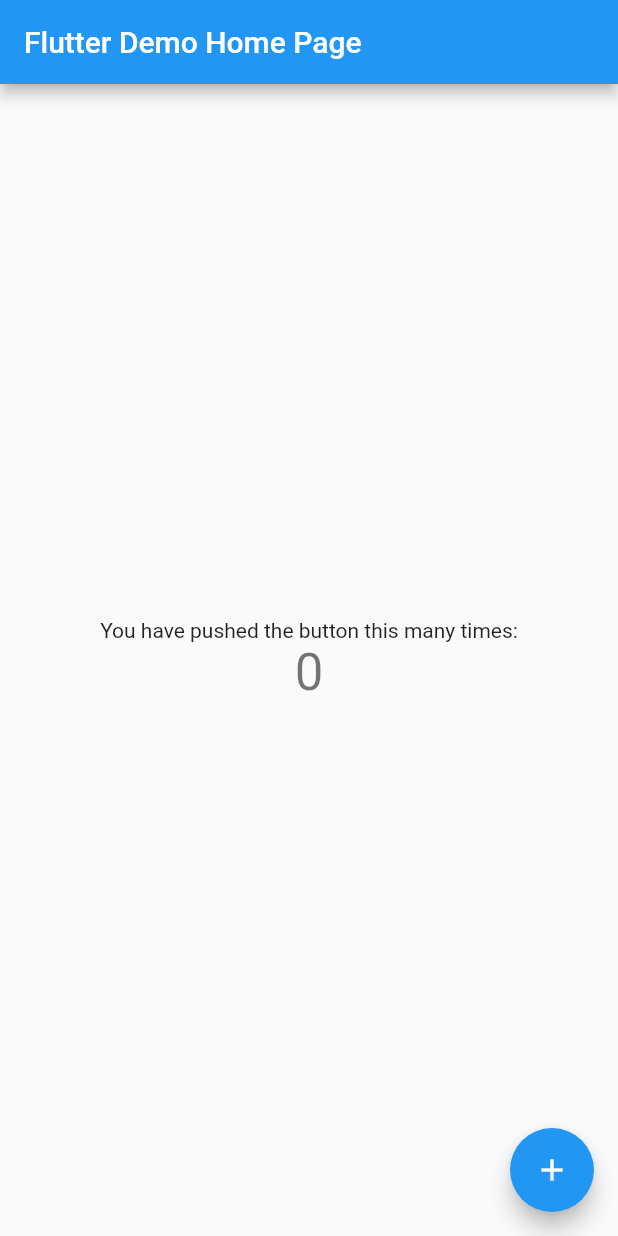
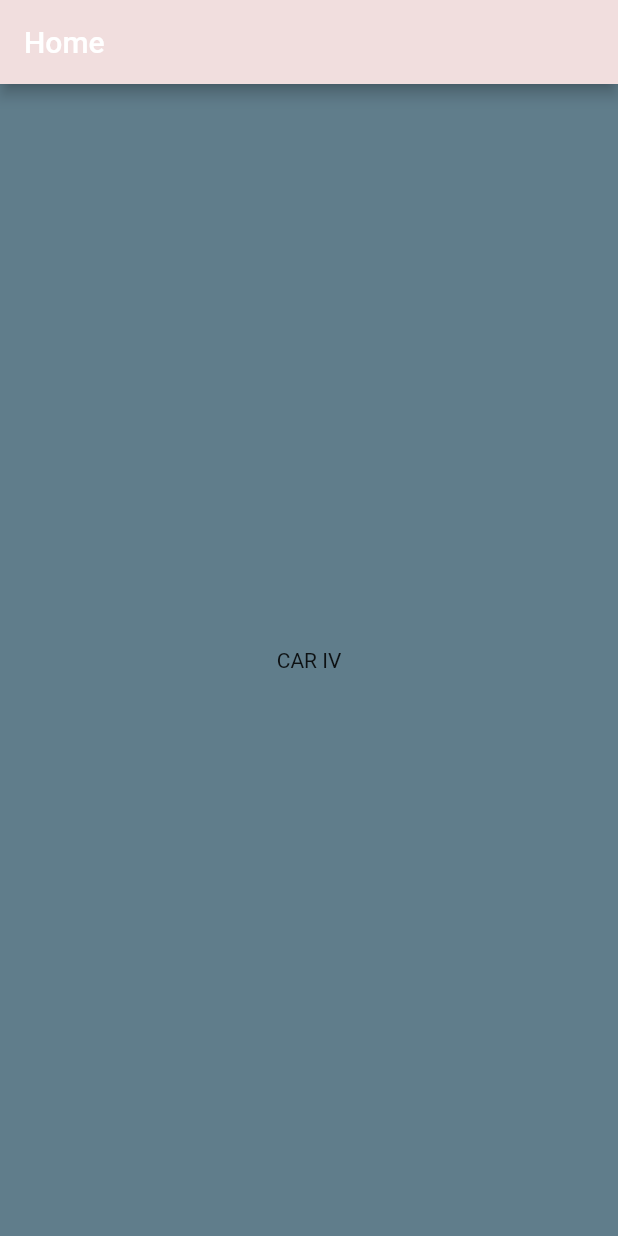
Before and after one commit to ejnp1014/mobile, a Flutter app: the screen it shows after launch, on a phone screen of 412 x 824 dp. Run offline on Flutter 3.47's test engine with Material 2 defaults, Android fonts, the phone set to English and light mode, and no system bars.

Commit message:
23/05/2022 manejo de Widget

```diff
--- a/lib/main.dart
+++ b/lib/main.dart
@@ -1,115 +1,15 @@
 import 'package:flutter/material.dart';
-
-void main() {
-  runApp(const MyApp());
+import 'package:prueba/examples.dart';
+import 'package:prueba/view/home_view.dart';
+void main(){
+  runApp(MyApp());
 }
 
-class MyApp extends StatelessWidget {
-  const MyApp({Key? key}) : super(key: key);
-
-  // This widget is the root of your application.
+class MyApp extends StatelessWidget{
   @override
-  Widget build(BuildContext context) {
-    return MaterialApp(
-      title: 'Flutter Demo',
-      theme: ThemeData(
-        // This is the theme of your application.
-        //
-        // Try running your application with "flutter run". You'll see the
-        // application has a blue toolbar. Then, without quitting the app, try
-        // changing the primarySwatch below to Colors.green and then invoke
-        // "hot reload" (press "r" in the console where you ran "flutter run",
-        // or simply save your changes to "hot reload" in a Flutter IDE).
-        // Notice that the counter didn't reset back to zero; the application
-        // is not restarted.
-        primarySwatch: Colors.blue,
-      ),
-      home: const MyHomePage(title: 'Flutter Demo Home Page'),
-    );
+  Widget build(BuildContext context){
+    return const MaterialApp(
+        debugShowCheckedModeBanner: false,
+        home: HomeView());//
   }
 }
-
-class MyHomePage extends StatefulWidget {
-  const MyHomePage({Key? key, required this.title}) : super(key: key);
-
-  // This widget is the home page of your application. It is stateful, meaning
-  // that it has a State object (defined below) that contains fields that affect
-  // how it looks.
-
-  // This class is the configuration for the state. It holds the values (in this
-  // case the title) provided by the parent (in this case the App widget) and
-  // used by the build method of the State. Fields in a Widget subclass are
-  // always marked "final".
-
-  final String title;
-
-  @override
-  State<MyHomePage> createState() => _MyHomePageState();
-}
-
-class _MyHomePageState extends State<MyHomePage> {
-  int _counter = 0;
-
-  void _incrementCounter() {
-    setState(() {
-      // This call to setState tells the Flutter framework that something has
-      // changed in this State, which causes it to rerun the build method below
-      // so that the display can reflect the updated values. If we changed
-      // _counter without calling setState(), then the build method would not be
-      // called again, and so nothing would appear to happen.
-      _counter++;
-    });
-  }
-
-  @override
-  Widget build(BuildContext context) {
-    // This method is rerun every time setState is called, for instance as done
-    // by the _incrementCounter method above.
-    //
-    // The Flutter framework has been optimized to make rerunning build methods
-    // fast, so that you can just rebuild anything that needs updating rather
-    // than having to individually change instances of widgets.
-    return Scaffold(
-      appBar: AppBar(
-        // Here we take the value from the MyHomePage object that was created by
-        // the App.build method, and use it to set our appbar title.
-        title: Text(widget.title),
-      ),
-      body: Center(
-        // Center is a layout widget. It takes a single child and positions it
-        // in the middle of the parent.
-        child: Column(
-          // Column is also a layout widget. It takes a list of children and
-          // arranges them vertically. By default, it sizes itself to fit its
-          // children horizontally, and tries to be as tall as its parent.
-          //
-          // Invoke "debug painting" (press "p" in the console, choose the
-          // "Toggle Debug Paint" action from the Flutter Inspector in Android
-          // Studio, or the "Toggle Debug Paint" command in Visual Studio Code)
-          // to see the wireframe for each widget.
-          //
-          // Column has various properties to control how it sizes itself and
-          // how it positions its children. Here we use mainAxisAlignment to
-          // center the children vertically; the main axis here is the vertical
-          // axis because Columns are vertical (the cross axis would be
-          // horizontal).
-          mainAxisAlignment: MainAxisAlignment.center,
-          children: <Widget>[
-            const Text(
-              'You have pushed the button this many times:',
-            ),
-            Text(
-              '$_counter',
-              style: Theme.of(context).textTheme.headline4,
-            ),
-          ],
-        ),
-      ),
-      floatingActionButton: FloatingActionButton(
-        onPressed: _incrementCounter,
-        tooltip: 'Increment',
-        child: const Icon(Icons.add),
-      ), // This trailing comma makes auto-formatting nicer for build methods.
-    );
-  }
-}
--- /dev/null
+++ b/lib/view/home_view.dart
@@ -0,0 +1,23 @@
+import 'package:flutter/cupertino.dart';
+import 'package:flutter/material.dart';
+
+
+class HomeView extends StatelessWidget{
+
+  const HomeView({Key? key}) : super(key: key);
+
+  @override
+  Widget build(BuildContext context){
+    return Scaffold(
+      backgroundColor: Colors.blueGrey,
+      appBar: AppBar(
+        backgroundColor: const Color.fromARGB(255,241,222,222),
+        title: const Text ('Home'),
+      ), // AppBar
+
+      body: const Center(
+        child: Text("CAR IV"),
+      ),//  Center
+  );// Scaffold
+  }
+}
```
Also changed, not shown: lib/examples.dart (added).
